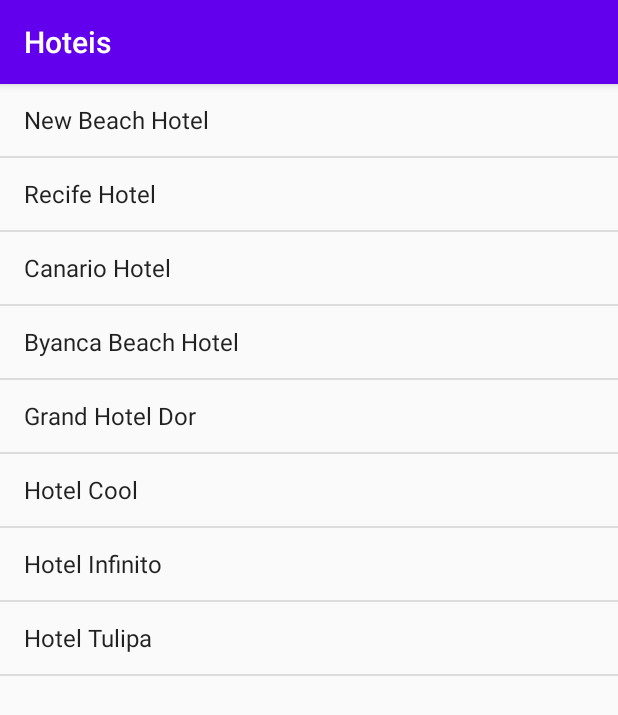
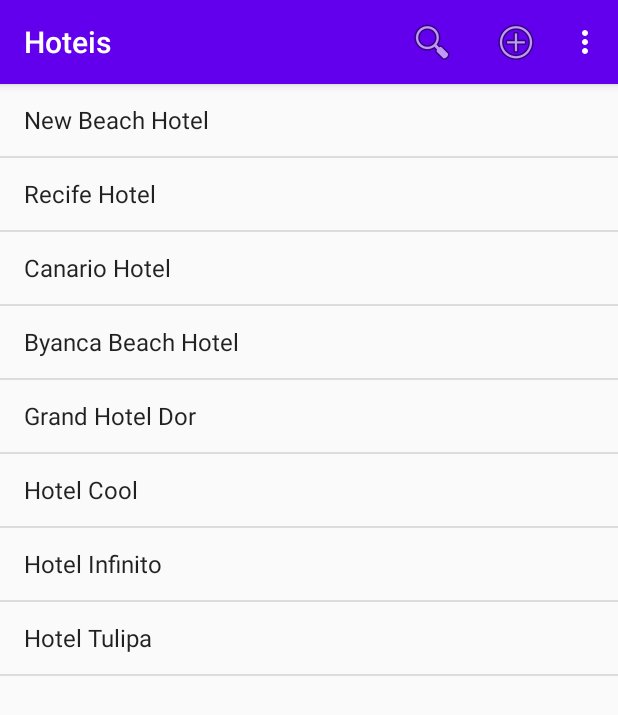
Before and after one commit to jdaibello/hoteis, an Android app: the screen it shows after launch (HotelActivity), on a phone screen of 412 x 824 dp. Shown: the top 715 px of the screen. Run offline under Robolectric (Android 15) with nearby library versions, the phone set to English and light mode, and no system bars.

Commit message:
Adicionando action bar

```diff
--- a/app/src/main/java/dominando/android/hoteis/HotelActivity.kt
+++ b/app/src/main/java/dominando/android/hoteis/HotelActivity.kt
@@ -1,13 +1,74 @@
 package dominando.android.hoteis
 
 import android.os.Bundle
+import android.os.Handler
+import android.view.Menu
+import android.view.MenuItem
 import android.view.View
 import androidx.appcompat.app.AppCompatActivity
+import androidx.appcompat.widget.SearchView
 
-class HotelActivity : AppCompatActivity(), HotelListFragment.OnHotelClickListener {
+class HotelActivity : AppCompatActivity(), HotelListFragment.OnHotelClickListener,
+        SearchView.OnQueryTextListener, MenuItem.OnActionExpandListener {
+
+    private var lastSearchTerm: String = ""
+    private var searchView: SearchView? = null
+
+    private val listFragment: HotelListFragment by lazy {
+        supportFragmentManager.findFragmentById(R.id.fragmentList) as HotelListFragment
+    }
+
     override fun onCreate(savedInstanceState: Bundle?) {
         super.onCreate(savedInstanceState)
         setContentView(R.layout.activity_hotel)
+    }
+
+    override fun onRestoreInstanceState(savedInstanceState: Bundle) {
+        super.onRestoreInstanceState(savedInstanceState)
+        lastSearchTerm = savedInstanceState.getString(EXTRA_SEARCH_TERM) ?: ""
+    }
+
+    override fun onSaveInstanceState(outState: Bundle) {
+        super.onSaveInstanceState(outState)
+        outState.putString(EXTRA_SEARCH_TERM, lastSearchTerm)
+    }
+
+    override fun onCreateOptionsMenu(menu: Menu?): Boolean {
+        menuInflater.inflate(R.menu.hotel, menu)
+        val searchItem = menu?.findItem(R.id.action_search)
+        searchItem?.setOnActionExpandListener(this)
+        searchView = searchItem?.actionView as SearchView
+        searchView?.queryHint = getString(R.string.hint_search)
+        searchView?.setOnQueryTextListener(this)
+        if (lastSearchTerm.isNotEmpty()) {
+            Handler().post {
+                val query = lastSearchTerm
+                searchItem.expandActionView()
+                searchView?.setQuery(query, true)
+                searchView?.clearFocus()
+            }
+        }
+        return true
+    }
+
+    override fun onOptionsItemSelected(item: MenuItem): Boolean {
+        return super.onOptionsItemSelected(item)
+    }
+
+    override fun onQueryTextSubmit(query: String?) = true
+
+    override fun onQueryTextChange(newText: String?): Boolean {
+        lastSearchTerm = newText ?: ""
+        listFragment.search(lastSearchTerm)
+        return true
+    }
+
+    override fun onMenuItemActionExpand(item: MenuItem?) = true
+
+    override fun onMenuItemActionCollapse(item: MenuItem?): Boolean {
+        lastSearchTerm = ""
+        listFragment.clearSearch()
+        return true
     }
 
     override fun onHotelClick(hotel: Hotel) {
@@ -21,6 +82,7 @@ class HotelActivity : AppCompatActivity(), HotelListFragment.OnHotelClickListene
     private fun isTablet() = findViewById<View>(R.id.details) != null
 
     private fun showDetailsFragment(hotelId: Long) {
+        searchView?.setOnQueryTextListener(null)
         val fragment = HotelDetailsFragment.newInstance(hotelId)
         supportFragmentManager
             .beginTransaction()
@@ -31,4 +93,8 @@ class HotelActivity : AppCompatActivity(), HotelListFragment.OnHotelClickListene
     private fun showDetailsActivity(hotelId: Long) {
         HotelDetailsActivity.open(this, hotelId)
     }
+
+    companion object {
+        const val EXTRA_SEARCH_TERM = "lastSearch"
+    }
 }
--- /dev/null
+++ b/app/src/main/res/menu/hotel.xml
@@ -0,0 +1,26 @@
+<?xml version="1.0" encoding="utf-8"?>
+<menu xmlns:android="http://schemas.android.com/apk/res/android"
+    xmlns:app="http://schemas.android.com/apk/res-auto"
+    xmlns:tools="http://schemas.android.com/tools"
+    tools:context="dominando.android.hoteis.HotelActivity">
+
+    <item
+        android:id="@+id/action_search"
+        android:title="@string/action_search"
+        android:icon="@android:drawable/ic_menu_search"
+        app:showAsAction="collapseActionView|ifRoom"
+        app:actionViewClass="androidx.appcompat.widget.SearchView" />
+
+    <item
+        android:id="@+id/action_new"
+        android:icon="@android:drawable/ic_menu_add"
+        android:title="@string/action_new_hotel"
+        app:showAsAction="ifRoom|withText" />
+
+    <item
+        android:id="@+id/action_info"
+        android:icon="@android:drawable/ic_menu_info_details"
+        android:title="@string/action_info"
+        app:showAsAction="never" />
+
+</menu>
--- a/app/src/main/res/values/strings.xml
+++ b/app/src/main/res/values/strings.xml
@@ -2,4 +2,9 @@
     <string name="app_name">Hoteis</string>
 
     <string name="error_hotel_not_found">Hotel não encontrado</string>
+
+    <string name="action_search">Pesquisar</string>
+    <string name="action_new_hotel">Novo Hotel</string>
+    <string name="action_info">Info</string>
+    <string name="hint_search">Procurar por Hotel</string>
 </resources>
```
Also changed, not shown: app/src/main/java/dominando/android/hoteis/HotelListFragment.kt (+8 -0 lines).
